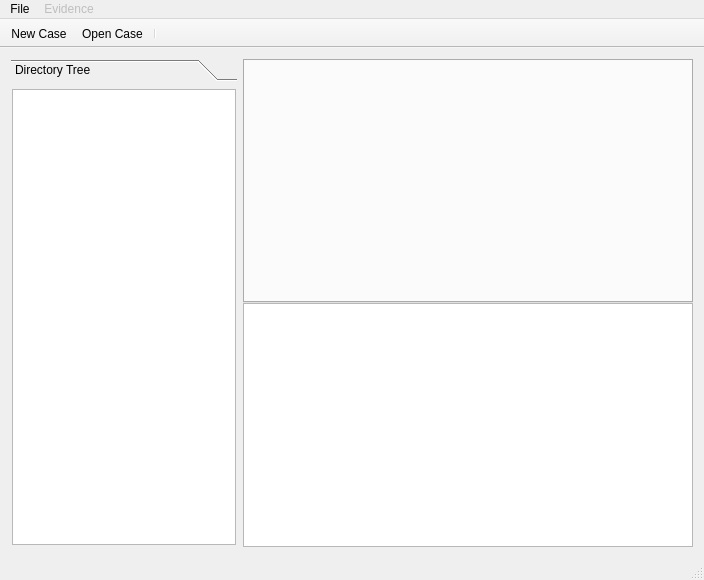
Old version of the form wombatforensics.ui in the repository pjrinaldi/wombatforensics.
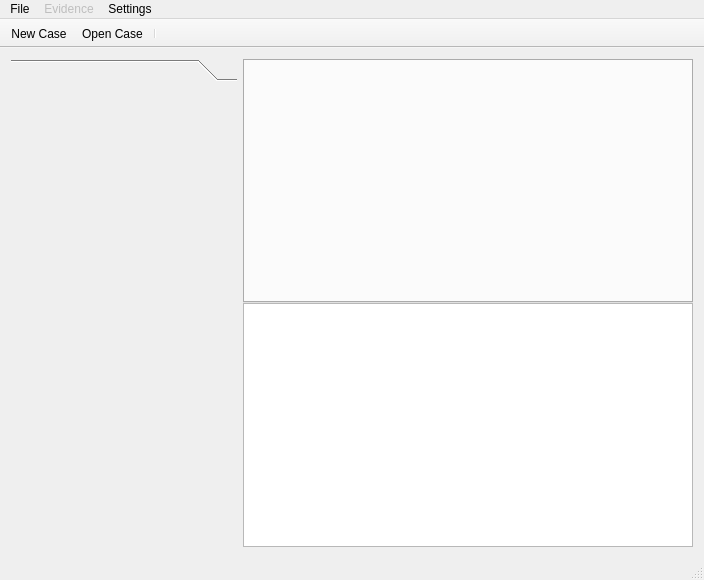
New version of the form. Icons and pictures are not drawn.

What changed in the file:
```diff
--- a/wombatforensics.ui
+++ b/wombatforensics.ui
@@ -68,7 +68,7 @@
           </sizepolicy>
          </property>
          <attribute name="label">
-          <string>Directory Tree</string>
+          <string/>
          </attribute>
          <layout class="QVBoxLayout" name="verticalLayout_2">
           <property name="leftMargin">
@@ -88,31 +88,6 @@
             <property name="spacing">
              <number>0</number>
             </property>
-            <item>
-             <widget class="QTreeView" name="directoryTreeView">
-              <property name="sizePolicy">
-               <sizepolicy hsizetype="Expanding" vsizetype="Expanding">
-                <horstretch>0</horstretch>
-                <verstretch>1</verstretch>
-               </sizepolicy>
-              </property>
-              <property name="alternatingRowColors">
-               <bool>true</bool>
-              </property>
-              <property name="iconSize">
-               <size>
-                <width>16</width>
-                <height>16</height>
-               </size>
-              </property>
-              <attribute name="headerVisible">
-               <bool>false</bool>
-              </attribute>
-              <attribute name="headerDefaultSectionSize">
-               <number>0</number>
-              </attribute>
-             </widget>
-            </item>
            </layout>
           </item>
          </layout>
@@ -194,8 +169,14 @@
      <string>Evidence</string>
     </property>
    </widget>
+   <widget class="QMenu" name="menuSettings">
+    <property name="title">
+     <string>Settings</string>
+    </property>
+   </widget>
    <addaction name="menuFile"/>
    <addaction name="menuEvidence"/>
+   <addaction name="menuSettings"/>
   </widget>
   <widget class="QToolBar" name="mainToolBar">
    <property name="movable">
```
Left out of the diff: 7 changed lines with no effect on the pictures.
